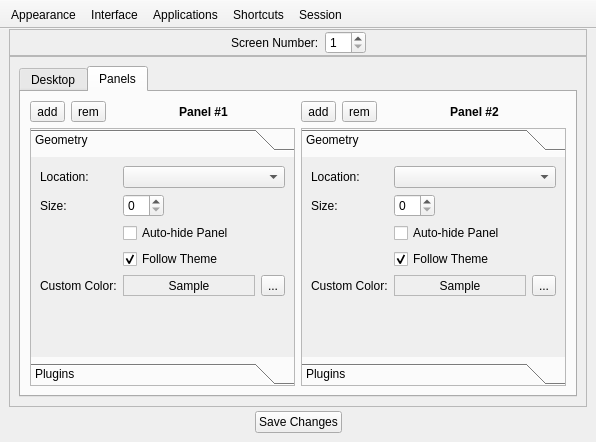
lumina-desktop/lumina, file lumina-config/mainUI.ui: the form before one commit.
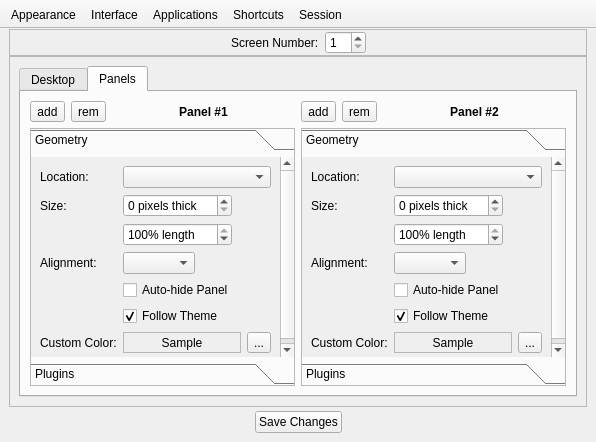
The form after the commit. The open tabs and pages were chosen to show the change.

Commit message: Add the new panel length/alignment options to lumina-config

What changed in the file:
```diff
--- a/lumina-config/mainUI.ui
+++ b/lumina-config/mainUI.ui
@@ -602,8 +602,8 @@
                 <rect>
                  <x>0</x>
                  <y>0</y>
-                 <width>263</width>
-                 <height>178</height>
+                 <width>249</width>
+                 <height>215</height>
                 </rect>
                </property>
                <attribute name="label">
@@ -630,24 +630,14 @@
                   </property>
                  </widget>
                 </item>
-                <item row="1" column="0">
-                 <widget class="QLabel" name="label_4">
-                  <property name="text">
-                   <string>Size:</string>
-                  </property>
-                 </widget>
-                </item>
-                <item row="1" column="1">
-                 <widget class="QSpinBox" name="spin_panel1_size"/>
-                </item>
-                <item row="4" column="0">
+                <item row="6" column="0">
                  <widget class="QLabel" name="label_5">
                   <property name="text">
                    <string>Custom Color:</string>
                   </property>
                  </widget>
                 </item>
-                <item row="4" column="1">
+                <item row="6" column="1">
                  <layout class="QHBoxLayout" name="horizontalLayout_8">
                   <item>
                    <widget class="QLabel" name="label_panel1_sample">
@@ -677,14 +667,14 @@
                   </item>
                  </layout>
                 </item>
-                <item row="2" column="1">
+                <item row="4" column="1">
                  <widget class="QCheckBox" name="check_panel1_hidepanel">
                   <property name="text">
                    <string>Auto-hide Panel </string>
                   </property>
                  </widget>
                 </item>
-                <item row="3" column="1">
+                <item row="5" column="1">
                  <widget class="QCheckBox" name="check_panel1_usetheme">
                   <property name="text">
                    <string>Follow Theme</string>
@@ -694,6 +684,53 @@
                   </property>
                  </widget>
                 </item>
+                <item row="2" column="1">
+                 <layout class="QVBoxLayout" name="verticalLayout_11">
+                  <item>
+                   <widget class="QSpinBox" name="spin_panel1_size">
+                    <property name="suffix">
+                     <string> pixels thick</string>
+                    </property>
+                    <property name="maximum">
+                     <number>500</number>
+                    </property>
+                   </widget>
+                  </item>
+                  <item>
+                   <widget class="QSpinBox" name="spin_panel1_length">
+                    <property name="suffix">
+                     <string>% length</string>
+                    </property>
+                    <property name="minimum">
+                     <number>1</number>
+                    </property>
+                    <property name="maximum">
+                     <number>100</number>
+                    </property>
+                    <property name="value">
+                     <number>100</number>
+                    </property>
+                   </widget>
+                  </item>
+                 </layout>
+                </item>
+                <item row="2" column="0">
+                 <widget class="QLabel" name="label_4">
+                  <property name="text">
+                   <string>Size:</string>
+                  </property>
+                 </widget>
+                </item>
+                <item row="3" column="0">
+                 <widget class="QLabel" name="label_30">
+                  <property name="text">
+                   <string>Alignment:</string>
+                  </property>
+                 </widget>
+                </item>
+                <item row="3" column="1">
+                 <widget class="QComboBox" name="combo_panel1_align"/>
+                </item>
                </layout>
               </widget>
               <widget class="QWidget" name="page_panel1_plugins">
@@ -799,8 +836,8 @@
                 <rect>
                  <x>0</x>
                  <y>0</y>
-                 <width>263</width>
-                 <height>178</height>
+                 <width>249</width>
+                 <height>209</height>
                 </rect>
                </property>
                <attribute name="label">
@@ -827,24 +864,14 @@
                   </property>
                  </widget>
                 </item>
-                <item row="1" column="0">
-                 <widget class="QLabel" name="label_8">
-                  <property name="text">
-                   <string>Size:</string>
-                  </property>
-                 </widget>
-                </item>
-                <item row="1" column="1">
-                 <widget class="QSpinBox" name="spin_panel2_size"/>
-                </item>
-                <item row="4" column="0">
+                <item row="5" column="0">
                  <widget class="QLabel" name="label_9">
                   <property name="text">
                    <string>Custom Color:</string>
                   </property>
                  </widget>
                 </item>
-                <item row="4" column="1">
+                <item row="5" column="1">
                  <layout class="QHBoxLayout" name="horizontalLayout_10">
                   <item>
                    <widget class="QLabel" name="label_panel2_sample">
@@ -874,14 +901,14 @@
                   </item>
                  </layout>
                 </item>
-                <item row="2" column="1">
+                <item row="3" column="1">
                  <widget class="QCheckBox" name="check_panel2_hidepanel">
                   <property name="text">
                    <string>Auto-hide Panel </string>
                   </property>
                  </widget>
                 </item>
-                <item row="3" column="1">
+                <item row="4" column="1">
                  <widget class="QCheckBox" name="check_panel2_usetheme">
                   <property name="text">
                    <string>Follow Theme</string>
@@ -891,6 +918,53 @@
                   </property>
                  </widget>
                 </item>
+                <item row="1" column="1">
+                 <layout class="QVBoxLayout" name="verticalLayout_20">
+                  <item>
+                   <widget class="QSpinBox" name="spin_panel2_size">
+                    <property name="suffix">
+                     <string> pixels thick</string>
+                    </property>
+                    <property name="maximum">
+                     <number>500</number>
+                    </property>
+                   </widget>
+                  </item>
+                  <item>
+                   <widget class="QSpinBox" name="spin_panel2_length">
+                    <property name="suffix">
+                     <string>% length</string>
+                    </property>
+                    <property name="minimum">
+                     <number>1</number>
+                    </property>
+                    <property name="maximum">
+                     <number>100</number>
+                    </property>
+                    <property name="value">
+                     <number>100</number>
+                    </property>
+                   </widget>
+                  </item>
+                 </layout>
+                </item>
+                <item row="1" column="0">
+                 <widget class="QLabel" name="label_8">
+                  <property name="text">
+                   <string>Size:</string>
+                  </property>
+                 </widget>
+                </item>
+                <item row="2" column="0">
+                 <widget class="QLabel" name="label_31">
+                  <property name="text">
+                   <string>Alignment:</string>
+                  </property>
+                 </widget>
+                </item>
+                <item row="2" column="1">
+                 <widget class="QComboBox" name="combo_panel2_align"/>
+                </item>
                </layout>
               </widget>
               <widget class="QWidget" name="page_panel2_plugins">
```
Left out of the diff: 12 changed lines with no effect on the pictures. The commit also changes 1 other file.
